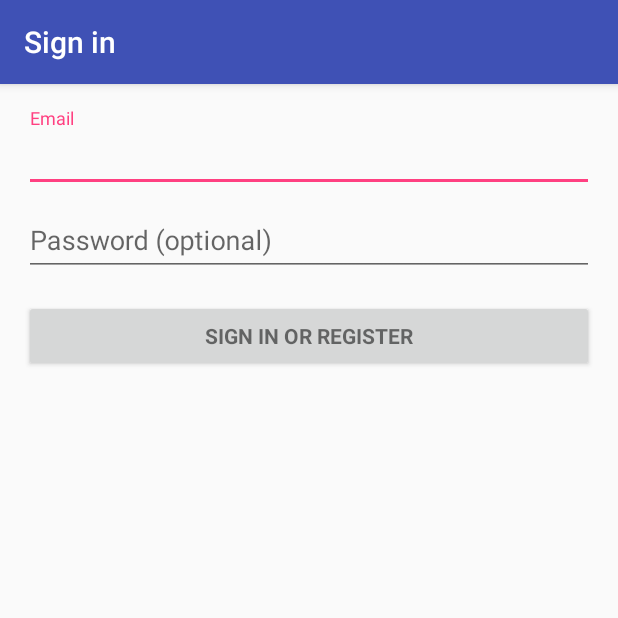
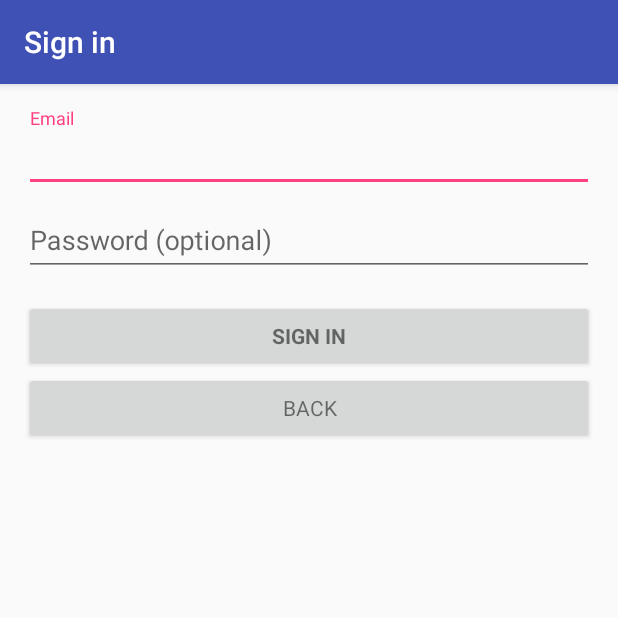
Before and after one commit to tgieseking/RATLAB, an Android app: the LoginActivity screen opened directly, with no data from a screen before it, on a phone screen of 412 x 824 dp, the top half of it. Run offline under Robolectric (Android 15) with nearby library versions, the phone set to English and light mode, and no system bars; 2 statements that could not run were skipped.

Commit message:
-Final touches to UI

```diff
--- a/app/src/main/res/layout/activity_login.xml
+++ b/app/src/main/res/layout/activity_login.xml
@@ -40,8 +40,7 @@
                     android:layout_height="wrap_content"
                     android:hint="@string/prompt_email"
                     android:inputType="textEmailAddress"
-                    android:maxLines="1"
-                    android:singleLine="true" />
+                    android:maxLines="1"/>
 
             </android.support.design.widget.TextInputLayout>
 
@@ -55,11 +54,10 @@
                     android:layout_height="wrap_content"
                     android:hint="@string/prompt_password"
                     android:imeActionId="@+id/login"
-                    android:imeActionLabel="@string/action_sign_in_short"
+                    android:imeActionLabel="@string/action_sign_in"
                     android:imeOptions="actionUnspecified"
                     android:inputType="textPassword"
-                    android:maxLines="1"
-                    android:singleLine="true" />
+                    android:maxLines="1" />
 
             </android.support.design.widget.TextInputLayout>
 
@@ -72,6 +70,13 @@
                 android:text="@string/action_sign_in"
                 android:textStyle="bold" />
 
+            <Button
+                android:id="@+id/button5"
+                style="@android:style/TextAppearance.Material.Small"
+                android:layout_width="match_parent"
+                android:layout_height="wrap_content"
+                android:text="@string/back" />
+
         </LinearLayout>
     </ScrollView>
 </LinearLayout>
--- a/app/src/main/res/values/strings.xml
+++ b/app/src/main/res/values/strings.xml
@@ -10,8 +10,8 @@
     <!-- Strings related to login -->
     <string name="prompt_email">Email</string>
     <string name="prompt_password">Password (optional)</string>
-    <string name="action_sign_in">Sign in or register</string>
-    <string name="action_sign_in_short">Sign in</string>
+    <string name="action_sign_in">Sign in</string>
+    <string name="back">Back</string>
     <string name="error_invalid_email">This email address is invalid</string>
     <string name="error_invalid_password">This password is too short</string>
     <string name="error_incorrect_password">This password is incorrect</string>
```
